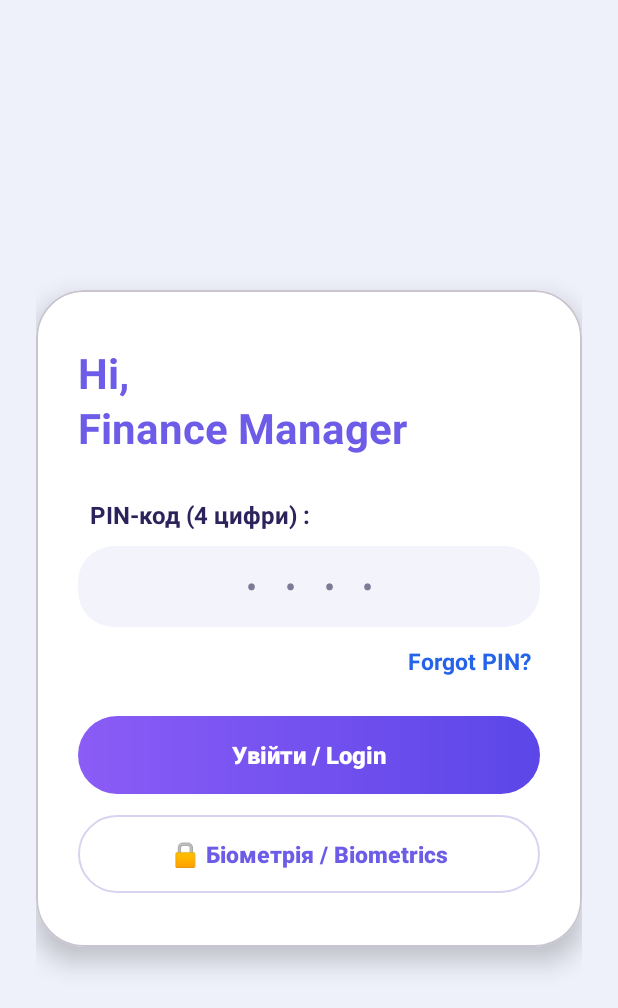
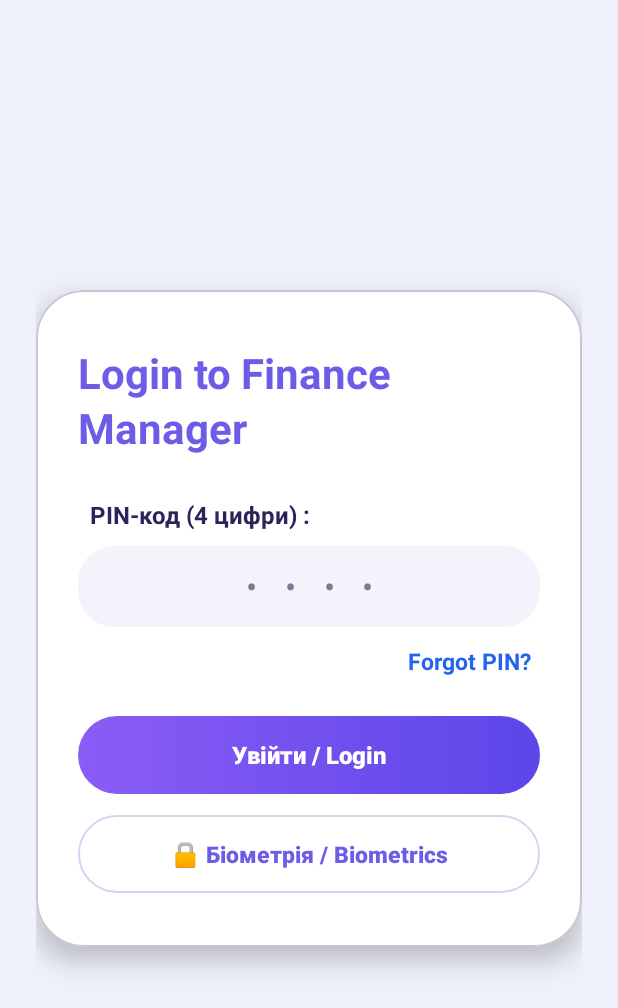
Before and after one commit to HalynaChuvaieva/TrackFinance, an Android app: the screen it shows after launch (LoginActivity), on a phone screen of 412 x 824 dp. Shown: the top 1008 px of the screen. Run offline under Robolectric (Android 15) with nearby library versions, the phone set to English and light mode, and no system bars.

Commit message:
localize login screen title to "Login to Finance Manager"

```diff
--- a/app/src/main/res/layout/activity_login.xml
+++ b/app/src/main/res/layout/activity_login.xml
@@ -29,7 +29,7 @@
             <TextView
                     android:layout_width="wrap_content"
                     android:layout_height="wrap_content"
-                    android:text="Hi,\nFinance Manager"
+                    android:text="@string/login_title"
                     android:textSize="28sp"
                     android:textStyle="bold"
                     android:lineSpacingExtra="4dp"
--- a/app/src/main/res/values/strings.xml
+++ b/app/src/main/res/values/strings.xml
@@ -36,7 +36,7 @@
     <string name="privacy_disabled">Privacy mode disabled</string>
 
 
-
+    <string name="login_title">Login to Finance Manager</string>
     <string name="forgot_pin">Forgot PIN?</string>
     <string name="set_secret_word_title">Set Secret Word</string>
     <string name="set_secret_word_msg">This word will be used to recover your PIN if you forget it.</string>
```
Also changed, not shown: 1 other file.
